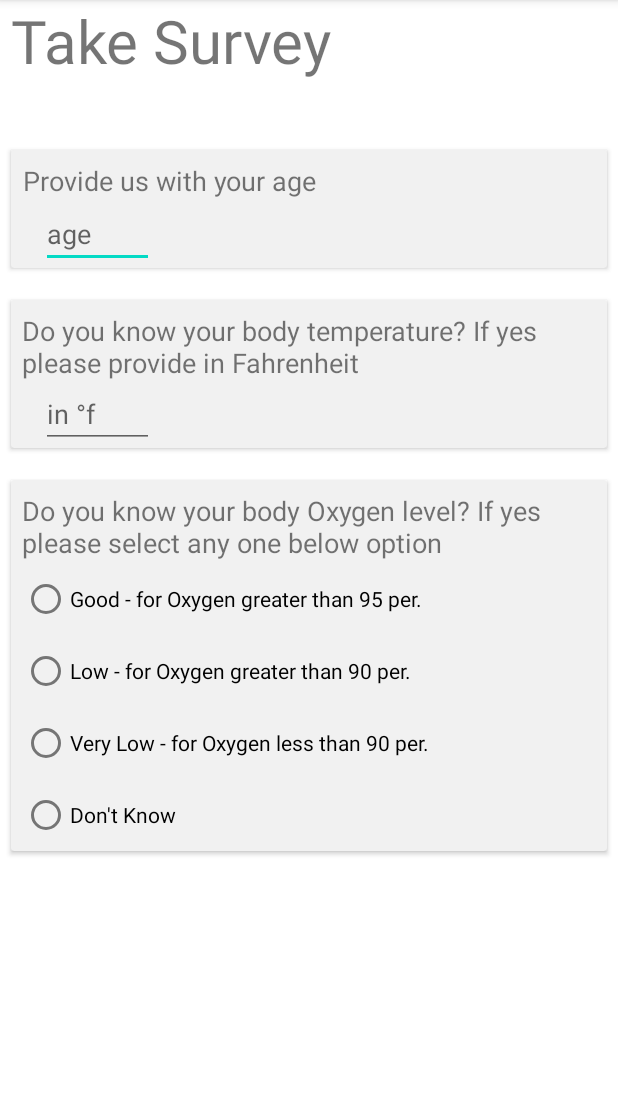
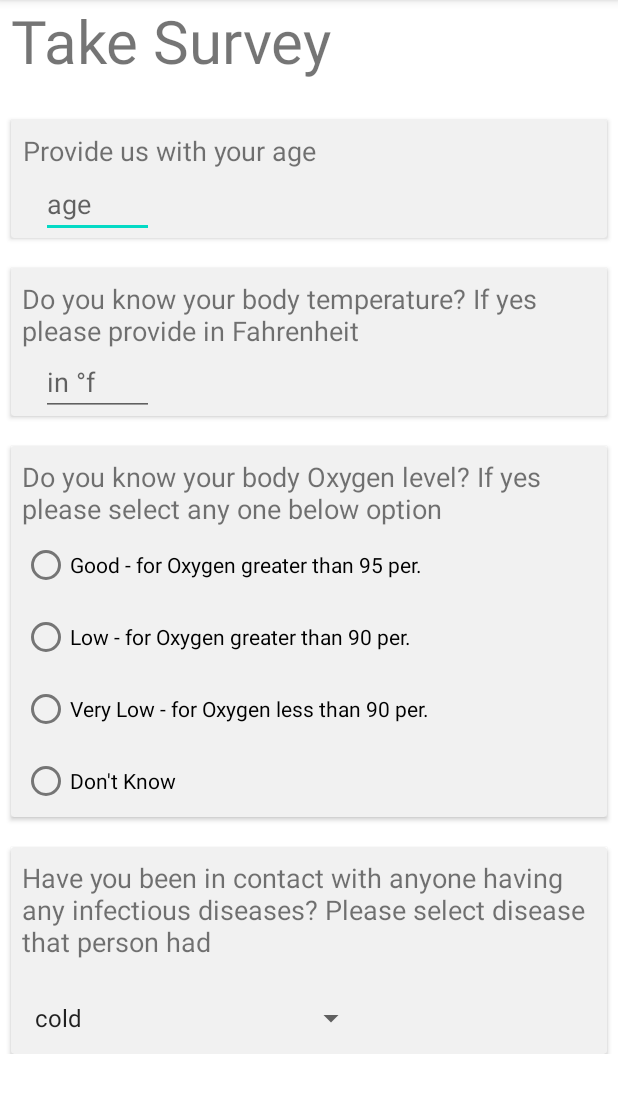
Before and after one commit to Mayuresh-loves-cpp/stuff, an Android app: the screen it shows after launch (MainActivity), in the side drawer, after a tap on "Take Survey", on a phone screen of 412 x 824 dp, the part 84-1197 px from its top. Run offline under Robolectric (Android 15) with nearby library versions, the phone set to English and light mode, and no system bars.

Commit message:
added scrolling view ablity to take survey fragment using scroll view and added option with spinner view in survey

```diff
--- a/app/src/main/java/com/example/healthmanager/MainActivity.java
+++ b/app/src/main/java/com/example/healthmanager/MainActivity.java
@@ -11,6 +11,7 @@ import android.net.Network;
 import android.os.Bundle;
 import android.view.MenuItem;
 import android.view.View;
+import android.widget.Spinner;
 import android.widget.TextView;
 
 import com.google.android.material.navigation.NavigationView;
@@ -30,7 +31,6 @@ public class MainActivity extends AppCompatActivity {
         mToggle.syncState();
         getSupportActionBar().setDisplayHomeAsUpEnabled(true);
         setupDrawerContent(nvDrawer);
-
     }
 
     @Override
--- a/app/src/main/java/com/example/healthmanager/TakeSurvey.java
+++ b/app/src/main/java/com/example/healthmanager/TakeSurvey.java
@@ -7,7 +7,11 @@ import androidx.fragment.app.Fragment;
 import android.view.LayoutInflater;
 import android.view.View;
 import android.view.ViewGroup;
+import android.widget.ArrayAdapter;
+import android.widget.Spinner;
 import android.widget.TextView;
+
+import static com.example.healthmanager.R.array.contactTypes;
 
 /**
  * A simple {@link Fragment} subclass.
@@ -60,6 +64,19 @@ public class TakeSurvey extends Fragment {
     public View onCreateView(LayoutInflater inflater, ViewGroup container,
                              Bundle savedInstanceState) {
         // Inflate the layout for this fragment
-        return inflater.inflate(R.layout.fragment_take_survey, container, false);
+
+        View v = inflater.inflate(R.layout.fragment_take_survey, container, false);
+
+        Spinner contactSpinnerView = (Spinner) v.findViewById(R.id.contactSpinner);
+
+        String[] contactsItem = getResources().getStringArray(contactTypes);
+
+        ArrayAdapter<String> contactTypesAdapter = new ArrayAdapter<String>(
+                getActivity(), android.R.layout.simple_list_item_1, contactsItem
+        );
+        contactTypesAdapter.setDropDownViewResource(android.R.layout.simple_spinner_dropdown_item);
+        contactSpinnerView.setAdapter(contactTypesAdapter);
+
+        return v;
     }
 }
--- a/app/src/main/res/layout/fragment_take_survey.xml
+++ b/app/src/main/res/layout/fragment_take_survey.xml
@@ -14,12 +14,23 @@
         android:text="Take Survey"
         android:textSize="40sp" />
 
+    <ScrollView
+        android:layout_width="match_parent"
+        android:layout_height="wrap_content"
+        android:layout_marginTop="70dp"
+        android:layout_marginBottom="10dp">
+        <GridLayout
+            android:layout_width="match_parent"
+            android:layout_height="wrap_content"
+            android:columnCount="1"
+            android:rowCount="4">
+
             <androidx.cardview.widget.CardView
                 android:layout_width="match_parent"
                 android:layout_height="wrap_content"
                 android:layout_marginLeft="7dp"
                 android:layout_marginRight="7dp"
-        android:layout_marginTop="100dp"
+                android:layout_marginTop="10dp"
                 android:backgroundTint="#f1f1f1">
 
 
@@ -45,7 +56,7 @@
                 android:layout_width="match_parent"
                 android:layout_height="wrap_content"
                 android:layout_marginLeft="7dp"
-        android:layout_marginTop="200dp"
+                android:layout_marginTop="20dp"
                 android:layout_marginRight="7dp"
                 android:backgroundTint="#f1f1f1">
 
@@ -72,7 +83,7 @@
                 android:layout_width="match_parent"
                 android:layout_height="wrap_content"
                 android:layout_marginLeft="7dp"
-        android:layout_marginTop="320dp"
+                android:layout_marginTop="20dp"
                 android:layout_marginRight="7dp"
                 android:backgroundTint="#f1f1f1">
 
@@ -128,4 +139,38 @@
 
             </androidx.cardview.widget.CardView>
 
+            <androidx.cardview.widget.CardView
+                android:layout_width="match_parent"
+                android:layout_height="wrap_content"
+                android:layout_marginLeft="7dp"
+                android:layout_marginTop="20dp"
+                android:layout_marginRight="7dp"
+                android:backgroundTint="#f1f1f1">
+
+                <TextView
+                    android:layout_width="wrap_content"
+                    android:layout_height="wrap_content"
+                    android:layout_marginLeft="7dp"
+                    android:layout_marginTop="8dp"
+                    android:layout_marginRight="7dp"
+                    android:textSize="18dp"
+                    android:text="Have you been in contact with anyone having any infectious diseases? Please select disease that person had" />
+
+                <Spinner
+                    android:layout_width="match_parent"
+                    android:layout_height="wrap_content"
+                    android:layout_marginLeft="0dp"
+                    android:layout_marginTop="90dp"
+                    android:layout_marginRight="1in"
+                    android:id="@+id/contactSpinner"/>
+
+            </androidx.cardview.widget.CardView>
+
+        </GridLayout>
+    </ScrollView>
+
+
+
+
+
 </FrameLayout>
--- a/app/src/main/res/values/strings.xml
+++ b/app/src/main/res/values/strings.xml
@@ -4,4 +4,15 @@
     <string name="close">Close</string>
     <!-- TODO: Remove or change this placeholder text -->
     <string name="hello_blank_fragment">Hello blank fragment</string>
+    <string-array name="contactTypes">
+        <item>cold</item>
+        <item>cough</item>
+        <item>fever</item>
+        <item>influenza</item>
+        <item>measles</item>
+        <item>flu</item>
+        <item>covid</item>
+        <item>haven\'t contacted</item>
+        <item>other disease</item>
+    </string-array>
 </resources>
```
Lines whose indentation alone changed are shown as unchanged.
